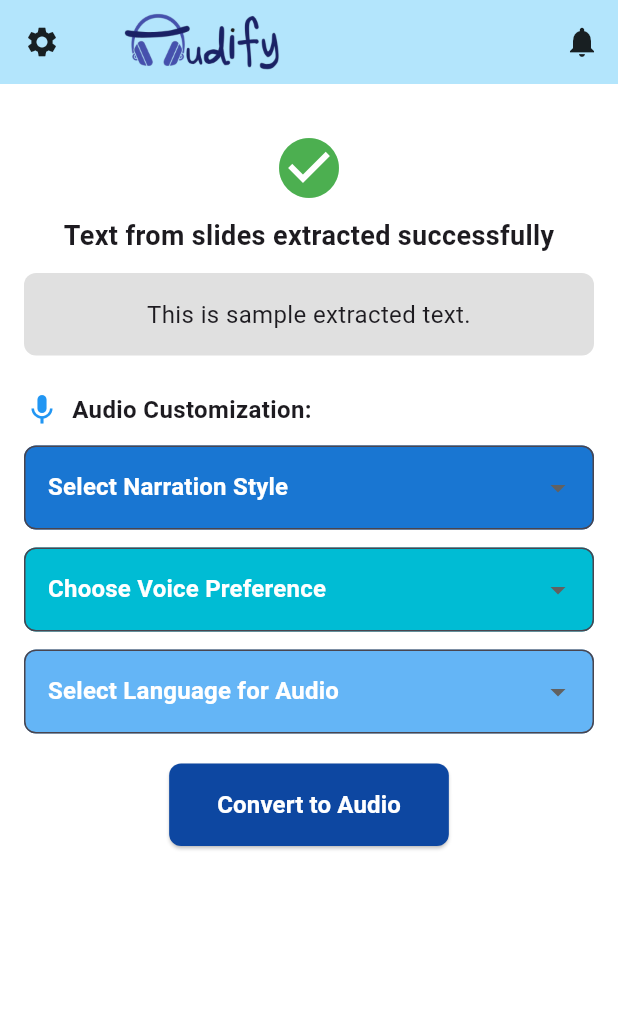
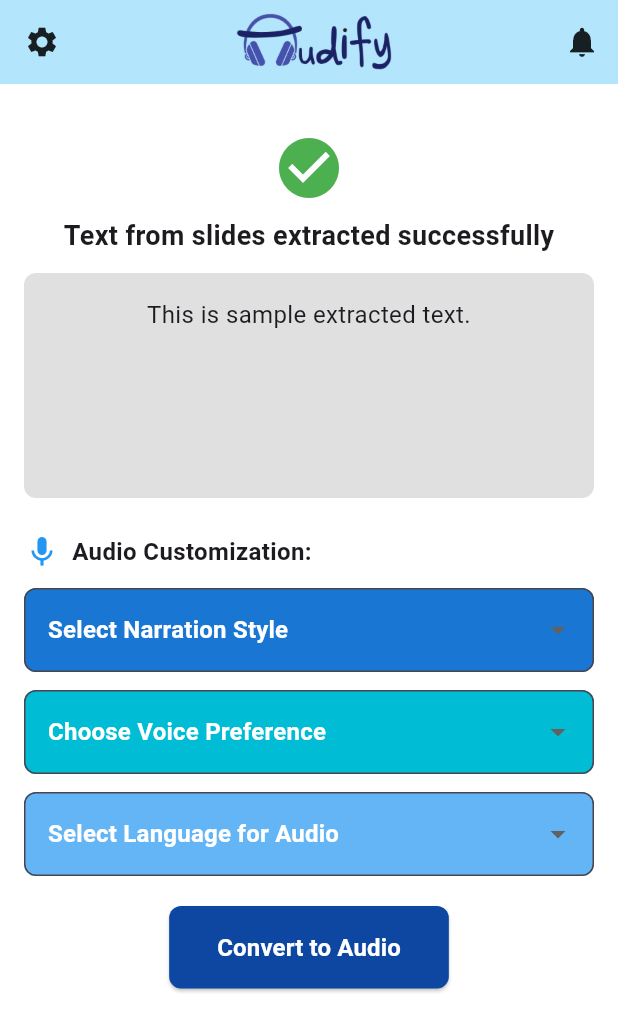
Before and after one commit to carolflz/Audify_fyp, a Flutter app: the screen it shows after launch, on a phone screen of 412 x 824 dp. Shown: the top 1031 px of the screen. Run offline on Flutter 3.47's test engine with Material 3 defaults, Android fonts, the light colour scheme and no system bars.

Commit message:
moved audify logo to middle of the screen and make the sample extracted text box longer

```diff
--- a/lib/user_customization.dart
+++ b/lib/user_customization.dart
@@ -20,17 +20,12 @@ class UserCustomizationScreen extends StatelessWidget {
             onPressed: () {},
           ),
         ],
-        title: Row(
-          mainAxisAlignment: MainAxisAlignment.center,
-          mainAxisSize: MainAxisSize.min,
-          children: [
-            const SizedBox(width: 10),
-            Image.asset(
-              'assets/images/audify_logo.png', // ✅ Make sure this exists
-              height: 40,
-              errorBuilder: (context, error, stackTrace) => const Icon(Icons.error, color: Colors.red),
-            ),
-          ],
+        title: Center(
+          child: Image.asset(
+            'assets/images/audify_logo.png', // ✅ Make sure this exists
+            height: 40,
+            errorBuilder: (context, error, stackTrace) => const Icon(Icons.error, color: Colors.red),
+          ),
         ),
       ),
       body: SingleChildScrollView(
@@ -47,7 +42,8 @@ class UserCustomizationScreen extends StatelessWidget {
             ),
             const SizedBox(height: 12),
             Container(
-              width: double.infinity,
+              width: double.infinity, // Makes the container take the full width
+              height: 150, // Increased height to make it vertically longer
               padding: const EdgeInsets.all(16),
               decoration: BoxDecoration(
                 color: Colors.grey[300],
```
